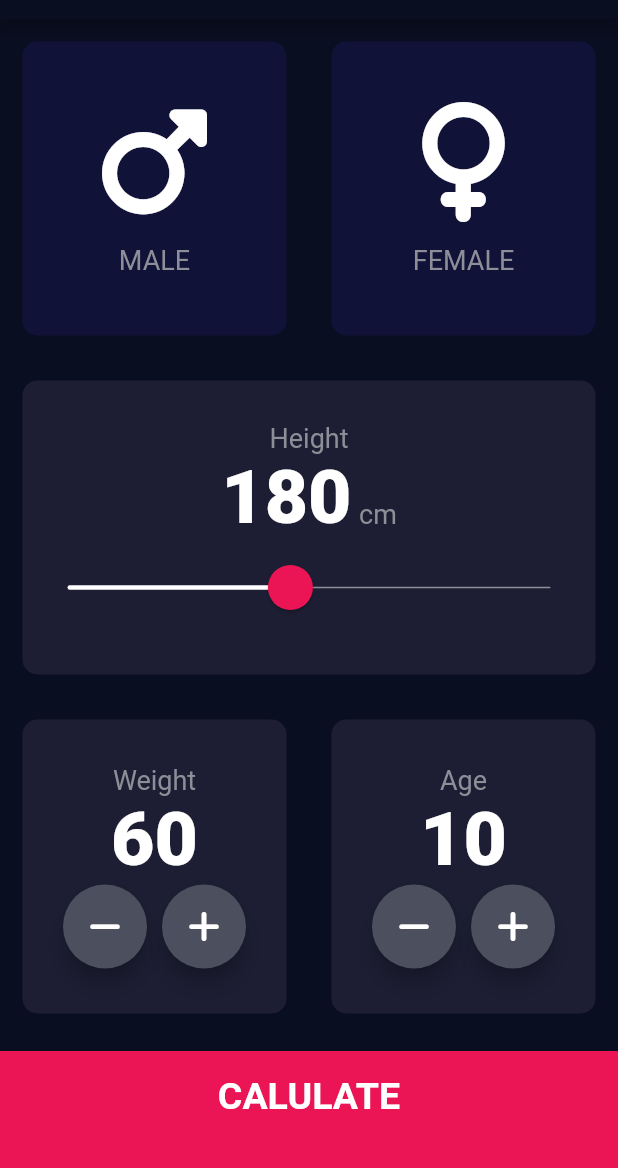
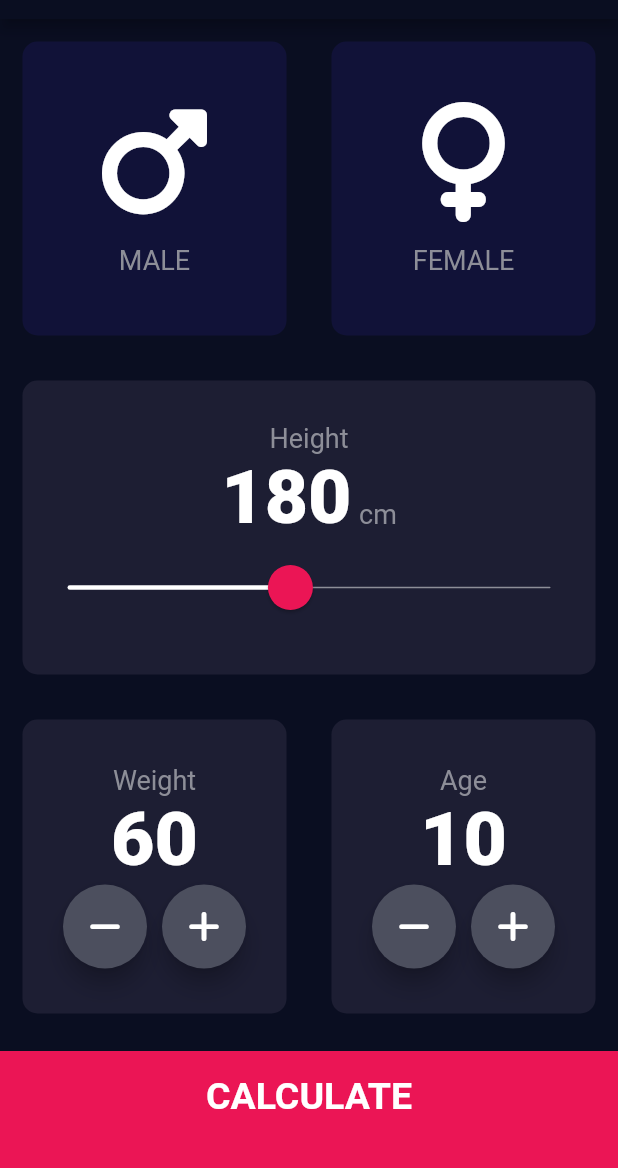
Before and after one commit to MIXIN-TEAM/bmi_calculator, a Flutter app: the screen it shows after launch, on a phone screen of 412 x 824 dp, the part 65-1233 px from its top. Run offline on Flutter 3.47's test engine with Material 2 defaults, Android fonts, the phone set to English and light mode, and no system bars; our stand-ins replace font_awesome_flutter.

Commit message:
Finished the second page, and the bmi function

```diff
--- /dev/null
+++ b/lib/components/buttom_button.dart
@@ -0,0 +1,29 @@
+import 'package:flutter/material.dart';
+import '../constants.dart';
+
+class ButtomButton extends StatelessWidget {
+  ButtomButton({@required this.buttonTitle, @required this.onTap});
+
+  final Function onTap;
+  final String buttonTitle;
+
+  @override
+  Widget build(BuildContext context) {
+    return GestureDetector(
+      onTap: onTap,
+      child: Container(
+        child: Center(
+          child: Text(
+            buttonTitle,
+            style: kLargeButtonTextStyle,
+          ),
+        ),
+        color: kSecondaryColor,
+        margin: EdgeInsets.only(top: 10.0),
+        padding: EdgeInsets.only(bottom: 20.0),
+        width: double.infinity,
+        height: kBottomContainerHeight,
+      ),
+    );
+  }
+}
--- a/lib/icon_content.dart
+++ b/lib/components/icon_content.dart
@@ -1,5 +1,5 @@
 import 'package:flutter/material.dart';
-import 'constants.dart';
+import '../constants.dart';
 
 class IconContent extends StatelessWidget {
   IconContent({@required this.icon, @required this.text});
--- /dev/null
+++ b/lib/components/round_icon_button.dart
@@ -0,0 +1,23 @@
+import 'package:flutter/material.dart';
+
+class RoundIconButton extends StatelessWidget {
+  RoundIconButton({@required this.icon, @required this.onPressed});
+
+  final IconData icon;
+  final Function onPressed;
+
+  @override
+  Widget build(BuildContext context) {
+    return RawMaterialButton(
+      child: Icon(icon),
+      onPressed: onPressed,
+      elevation: 6.0,
+      constraints: BoxConstraints.tightFor(
+        width: 56.0,
+        height: 56.0,
+      ),
+      shape: CircleBorder(),
+      fillColor: Color(0xFF4C4F5E),
+    );
+  }
+}
--- a/lib/main.dart
+++ b/lib/main.dart
@@ -1,5 +1,5 @@
 import 'package:flutter/material.dart';
-import 'input_page.dart';
+import 'screens/input_page.dart';
 
 void main() => runApp(BMICalculator());
 
--- a/lib/input_page.dart
+++ b/lib/screens/input_page.dart
@@ -1,9 +1,12 @@
-import 'package:bmi_calculator/results_page.dart';
+import 'package:bmi_calculator/screens/results_page.dart';
 import 'package:flutter/material.dart';
-import 'constants.dart';
-import 'icon_content.dart';
-import 'reusable_card.dart';
 import 'package:font_awesome_flutter/font_awesome_flutter.dart';
+import '../constants.dart';
+import '../components/icon_content.dart';
+import '../components/reusable_card.dart';
+import '../components/buttom_button.dart';
+import '../components/round_icon_button.dart';
+import '../calculator_brain.dart';
 
 class InputPage extends StatefulWidget {
   @override
@@ -209,53 +212,28 @@ class _InputPageState extends State<InputPage> {
               ],
             ),
           ),
-          GestureDetector(
+          ButtomButton(
+            buttonTitle: 'CALCULATE',
             onTap: () {
+              CalculatorBrain calc = CalculatorBrain(
+                height: height,
+                weight: weight,
+              );
+
               Navigator.push(
                 context,
                 MaterialPageRoute(
-                  builder: (context) => ResultsPage(),
+                  builder: (context) => ResultsPage(
+                    bmiResults: calc.calculateBMI(),
+                    resultText: calc.getResults(),
+                    interpretation: calc.getInterpretations(),
+                  ),
                 ),
               );
             },
-            child: Container(
-              child: Center(
-                child: Text(
-                  "CALULATE",
-                  style: kLargeButtonTextStyle,
-                ),
-              ),
-              color: kSecondaryColor,
-              margin: EdgeInsets.only(top: 10.0),
-              padding: EdgeInsets.only(bottom: 20.0),
-              width: double.infinity,
-              height: kBottomContainerHeight,
-            ),
-          )
+          ),
         ],
       ),
     );
   }
 }
-
-class RoundIconButton extends StatelessWidget {
-  RoundIconButton({@required this.icon, @required this.onPressed});
-
-  final IconData icon;
-  final Function onPressed;
-
-  @override
-  Widget build(BuildContext context) {
-    return RawMaterialButton(
-      child: Icon(icon),
-      onPressed: onPressed,
-      elevation: 6.0,
-      constraints: BoxConstraints.tightFor(
-        width: 56.0,
-        height: 56.0,
-      ),
-      shape: CircleBorder(),
-      fillColor: Color(0xFF4C4F5E),
-    );
-  }
-}
```
Also changed, not shown: lib/calculator_brain.dart (added, +36 -0 lines), lib/constants.dart (+16 -0 lines), lib/results_page.dart (deleted, +0 -13 lines), lib/screens/results_page.dart (added, +72 -0 lines), lib/components/reusable_card.dart (renamed from lib/reusable_card.dart).
